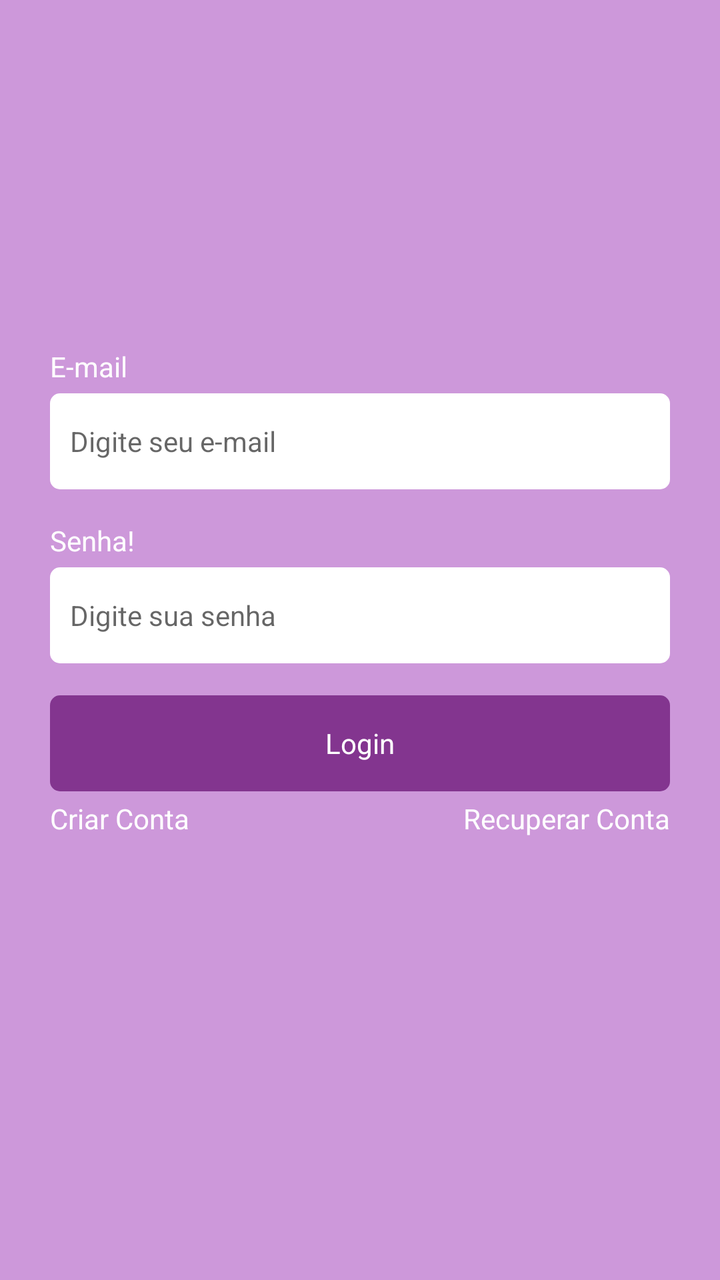
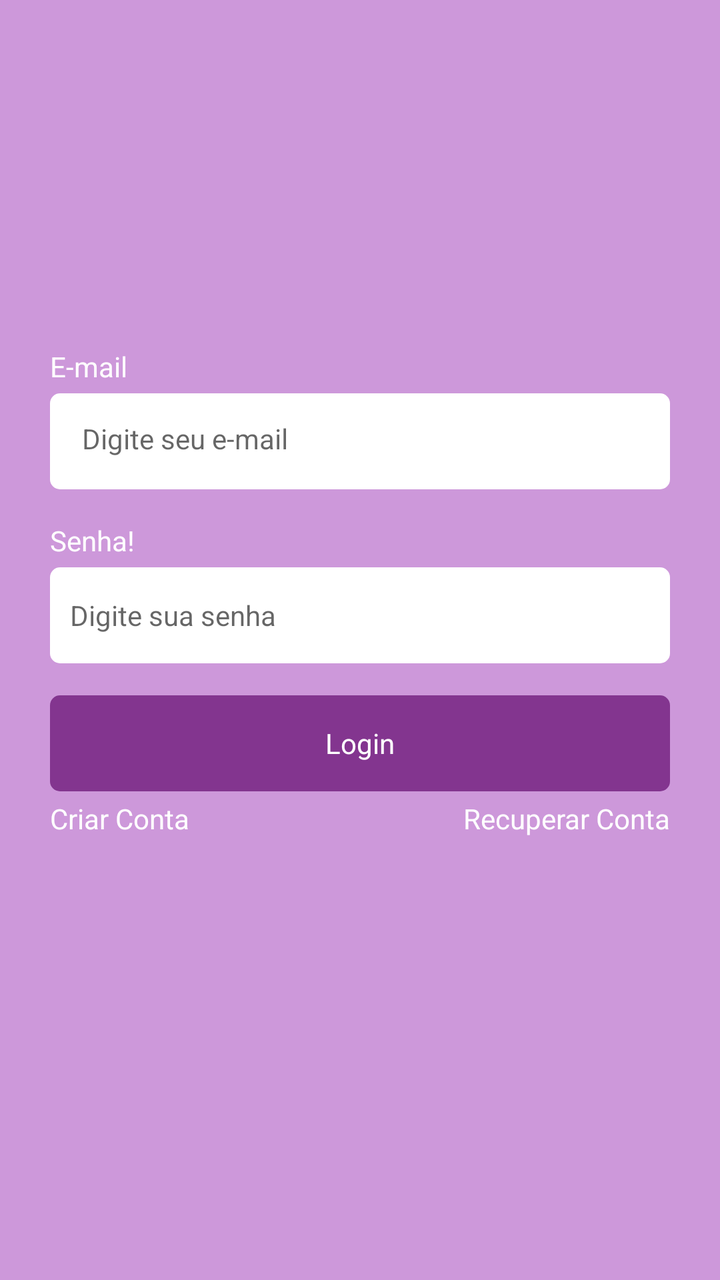

The first picture is an Android layout as it rendered before a commit; the second is the same layout after the commit. The layout source and the unified diff follow.
<!-- AndroidManifest.xml: application theme Theme.Task2 -->
<!-- res/layout/fragment_login.xml -->
<?xml version="1.0" encoding="utf-8"?>
<androidx.constraintlayout.widget.ConstraintLayout xmlns:android="http://schemas.android.com/apk/res/android"
    xmlns:tools="http://schemas.android.com/tools"
    android:layout_width="match_parent"
    android:layout_height="match_parent"
    xmlns:app="http://schemas.android.com/apk/res-auto"
    tools:context=".ui.auth.LoginFragment"
    android:background="@color/color_default">


    <LinearLayout
        android:id="@+id/linearLayout"
        android:layout_width="0dp"
        android:layout_height="wrap_content"
        app:layout_constraintBottom_toBottomOf="parent"
        app:layout_constraintEnd_toEndOf="parent"
        app:layout_constraintStart_toStartOf="parent"
        app:layout_constraintTop_toTopOf="parent"
        android:orientation="vertical"
        android:layout_marginHorizontal="25dp"
        >

        <TextView
            android:layout_width="wrap_content"
            android:layout_height="wrap_content"
            android:text="@string/email_text"
            android:textColor="@color/white"/>

        <EditText
            android:id="@+id/editTextEmail"
            android:layout_width="match_parent"
            android:layout_height="48dp"
            android:hint="@string/hint_edit_email"
            android:inputType="textEmailAddress"
            android:padding="10dp"
            android:layout_marginTop="4dp"
            style="@style/EditTextTheme"/>

        <TextView
            android:layout_width="wrap_content"
            android:layout_height="wrap_content"
            android:text="@string/password_text"
            android:textColor="@color/white"
            android:layout_marginTop="16dp"/>

        <EditText
            android:id="@+id/editTextSenha"
            android:layout_width="match_parent"
            android:layout_height="48dp"
            android:inputType="textPassword"
            android:hint="Digite sua senha"
            android:padding="10dp"
            android:layout_marginTop="4dp"
            style="@style/EditTextTheme"/>

        <com.google.android.material.button.MaterialButton
            android:id="@+id/buttonLogin"
            android:layout_width="match_parent"
            android:layout_height="wrap_content"
            android:text="Login"
            android:textColor="@color/white"
            app:backgroundTint="@null"
            android:background="@drawable/bg_btn"
            android:layout_marginTop="16dp"
            style="@style/ButtonTheme"


            />

        <LinearLayout
            android:layout_width="match_parent"
            android:layout_height="wrap_content"
            android:orientation="horizontal"
            android:layout_marginTop="4dp">

            <TextView
                android:id="@+id/btnRegister"
                android:layout_width="wrap_content"
                android:layout_height="wrap_content"
                android:text="Criar Conta"
                android:layout_weight="1"
                android:textAlignment="textStart"
                android:textColor="@color/white"/>

            <TextView
                android:id="@+id/btnRecover"
                android:layout_width="wrap_content"
                android:layout_height="wrap_content"
                android:text="Recuperar Conta"
                android:layout_weight="1"
                android:textAlignment="textEnd"
                android:textColor="@color/white"/>

        </LinearLayout>

        <ProgressBar
            android:layout_width="wrap_content"
            android:layout_height="wrap_content"
            android:indeterminateTint="@color/white"
            android:layout_gravity="center"
            tools:visibility="visible"
            android:visibility="invisible"/>
    </LinearLayout>
</androidx.constraintlayout.widget.ConstraintLayout>
<!-- resources referenced by this layout -->
<resources>
  <color name="color_default">#cd98da</color>
  <color name="white">#FFFFFFFF</color>
  <!-- drawable bg_btn (drawable) -->
  <?xml version="1.0" encoding="utf-8"?>
  <shape xmlns:android="http://schemas.android.com/apk/res/android"
  
      android:shape="rectangle">
  
      <solid android:color="@color/roxo"/>
      <corners android:radius="5dp"/>
  
  
  </shape>
  <string name="email_text">E-mail</string>
  <string name="hint_edit_email">Digite seu e-mail</string>
  <string name="password_text">Senha!</string>
  <style name="ButtonTheme" parent="Theme.MaterialComponents.DayNight.NoActionBar">
          <item name="android:background">@drawable/bg_btn</item>
          <item name="android:textAllCaps">false</item>
          <item name="android:textColor">@color/color_default</item>
          <item name="backgroundTint">@null</item>
      </style>
  <style name="EditTextTheme" parent="Theme.MaterialComponents.DayNight.NoActionBar">
          <item name="android:background">@drawable/bg_edit_text</item>
          <item name="android:padding">16dp</item>
          <item name="android:textSize">14sp</item>
      </style>
  <style name="Theme.Task2" parent="Base.Theme.Task2" />
  <color name="roxo">#83358F</color>
  <!-- drawable bg_edit_text (drawable) -->
  <?xml version="1.0" encoding="utf-8"?>
  <shape xmlns:android="http://schemas.android.com/apk/res/android"
      android:shape="rectangle">
      <solid android:color="@color/white"/>
      <corners android:radius="5dp"/>
  </shape>
  <style name="Base.Theme.Task2" parent="Theme.Material3.DayNight.NoActionBar">
          
          
          <item name="android:windowBackground">@color/color_default</item>
          <item name="colorPrimary">@color/color_default</item>
          <item name="colorPrimaryVariant">@color/color_default</item>
      </style>
</resources>

<!-- the commit's change to res/layout/fragment_login.xml (unified diff, before → after) -->
@@ -12,12 +12,12 @@
         android:id="@+id/linearLayout"
         android:layout_width="0dp"
         android:layout_height="wrap_content"
+        android:layout_marginHorizontal="25dp"
         app:layout_constraintBottom_toBottomOf="parent"
         app:layout_constraintEnd_toEndOf="parent"
         app:layout_constraintStart_toStartOf="parent"
         app:layout_constraintTop_toTopOf="parent"
         android:orientation="vertical"
-        android:layout_marginHorizontal="25dp"
         >
 
         <TextView
@@ -27,14 +27,14 @@
             android:textColor="@color/white"/>
 
         <EditText
-            android:id="@+id/editTextEmail"
             android:layout_width="match_parent"
             android:layout_height="48dp"
+            android:id="@+id/editTextEmail"
+            style="@style/EditTextTheme"
+            android:layout_marginTop="4dp"
             android:hint="@string/hint_edit_email"
             android:inputType="textEmailAddress"
-            android:padding="10dp"
-            android:layout_marginTop="4dp"
-            style="@style/EditTextTheme"/>
+             />
 
         <TextView
             android:layout_width="wrap_content"
